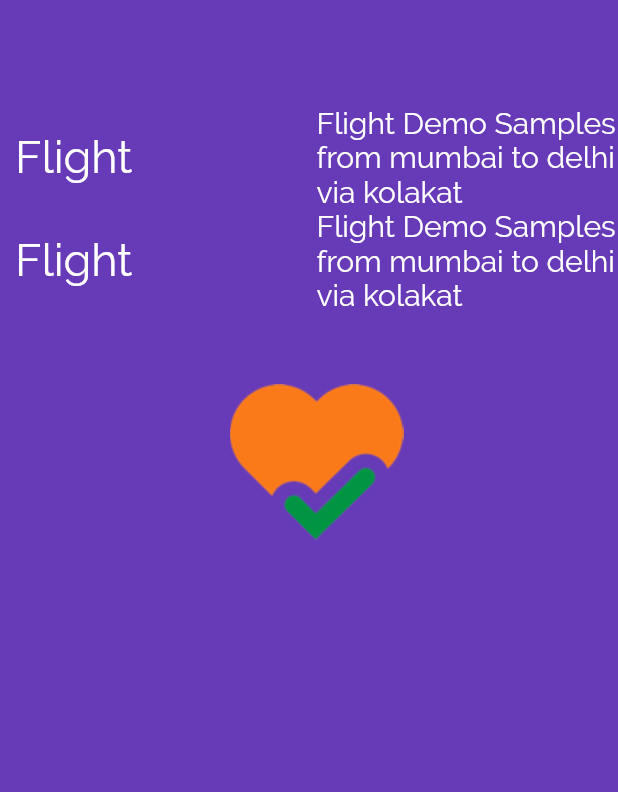
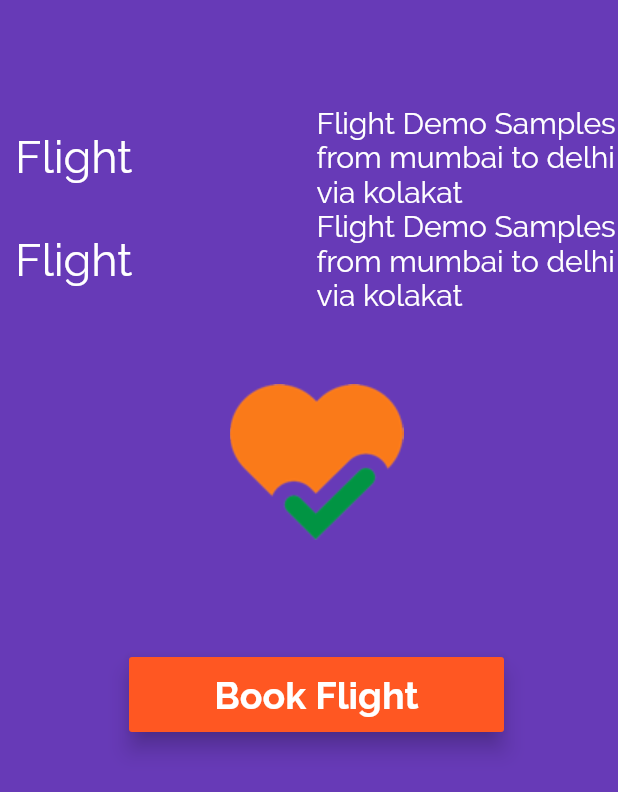
Before and after one commit to PhalugunaRao/FlutterLearning, a Flutter app: the screen it shows after launch, on a phone screen of 412 x 824 dp. Shown: the top 792 px of the screen. Run offline on Flutter 3.47's test engine with Material 2 defaults, Android fonts, the phone set to English and light mode, and no system bars.

Commit message:
Raised Button and Alert Dialog Widget

```diff
--- a/lib/app_screens/row_coloum.dart
+++ b/lib/app_screens/row_coloum.dart
@@ -1,20 +1,20 @@
 import 'package:flutter/material.dart';
 
-
-class RowsAndColum extends StatelessWidget{
+class RowsAndColum extends StatelessWidget {
   @override
   Widget build(BuildContext context) {
     // TODO: implement build
     return Center(
-        child:  Container(
-          padding: EdgeInsets.only(left: 10.0,top: 70.0),
-          alignment: Alignment.center,
-          color: Colors.deepPurple,
+        child: Container(
+            padding: EdgeInsets.only(left: 10.0, top: 70.0),
+            alignment: Alignment.center,
+            color: Colors.deepPurple,
             child: Column(
               children: <Widget>[
                 Row(
                   children: <Widget>[
-                    Expanded(child: Text(
+                    Expanded(
+                        child: Text(
                       "Flight",
                       textDirection: TextDirection.ltr,
                       style: TextStyle(
@@ -22,10 +22,10 @@ class RowsAndColum extends StatelessWidget{
                           fontSize: 30.0,
                           fontFamily: 'Raleway',
                           fontWeight: FontWeight.w300,
-                          color: Colors.white
-                      ),
+                          color: Colors.white),
                     )),
-                    Expanded(child: Text(
+                    Expanded(
+                        child: Text(
                       "Flight Demo Samples from mumbai to delhi via kolakat",
                       textDirection: TextDirection.ltr,
                       style: TextStyle(
@@ -33,15 +33,14 @@ class RowsAndColum extends StatelessWidget{
                           fontSize: 20.0,
                           fontFamily: 'Raleway',
                           fontWeight: FontWeight.w300,
-                          color: Colors.white
-                      ),
-                    )
-                    ),
+                          color: Colors.white),
+                    )),
                   ],
                 ),
                 Row(
                   children: <Widget>[
-                    Expanded(child: Text(
+                    Expanded(
+                        child: Text(
                       "Flight",
                       textDirection: TextDirection.ltr,
                       style: TextStyle(
@@ -49,10 +48,10 @@ class RowsAndColum extends StatelessWidget{
                           fontSize: 30.0,
                           fontFamily: 'Raleway',
                           fontWeight: FontWeight.w300,
-                          color: Colors.white
-                      ),
+                          color: Colors.white),
                     )),
-                    Expanded(child: Text(
+                    Expanded(
+                        child: Text(
                       "Flight Demo Samples from mumbai to delhi via kolakat",
                       textDirection: TextDirection.ltr,
                       style: TextStyle(
@@ -60,20 +59,16 @@ class RowsAndColum extends StatelessWidget{
                           fontSize: 20.0,
                           fontFamily: 'Raleway',
                           fontWeight: FontWeight.w300,
-                          color: Colors.white
-                      ),
-                    )
-                    ),
+                          color: Colors.white),
+                    )),
                   ],
                 ),
-                FlightImageAsset()
-
+                FlightImageAsset(),
+                FlightBookingButton()
               ],
             )
 
-
-
-          /*child: Row(
+            /*child: Row(
             children: <Widget>[
              Expanded(child: Text(
                 "Flight",
@@ -102,18 +97,47 @@ class RowsAndColum extends StatelessWidget{
           )
 */
 
-        )
+            ));
+  }
+}
+
+class FlightImageAsset extends StatelessWidget {
+  @override
+  Widget build(BuildContext context) {
+    AssetImage assetImage = AssetImage('images/aarogya_setu_icon.png');
+    Image image = Image(image: assetImage, width: 200.0, height: 200.0);
+    return Container(child: image);
+  }
+}
+
+class FlightBookingButton extends StatelessWidget {
+  @override
+  Widget build(BuildContext context) {
+    return Container(
+      margin: EdgeInsets.only(top: 30.0),
+      width: 250.0,
+      height: 50.0,
+      child: RaisedButton(
+          color: Colors.deepOrange,
+          child: Text(
+            "Book Flight",
+            style: TextStyle(
+                fontSize: 25.0,
+                color: Colors.white,
+                fontFamily: 'Raleway',
+                fontWeight: FontWeight.w700),
+          ),
+          elevation: 6.0,
+          onPressed: () => bookTickets(context)),
     );
   }
 
+  void bookTickets(BuildContext context) {
+    var alertDialog = AlertDialog(
+      title: Text("Flight Booked Successfully"),
+      content: Text("Have a pleasant flight Demo"),
+    );
+
+    showDialog(context: context, builder: (BuildContext contex) => alertDialog);
+  }
 }
-
-class FlightImageAsset extends StatelessWidget{
-  @override
-  Widget build(BuildContext context) {
-    AssetImage assetImage = AssetImage('images/aarogya_setu_icon.png');
-    Image image = Image(image:assetImage, width: 200.0,height: 200.0);
-    return Container(child: image);
-  }
-
-}
```
